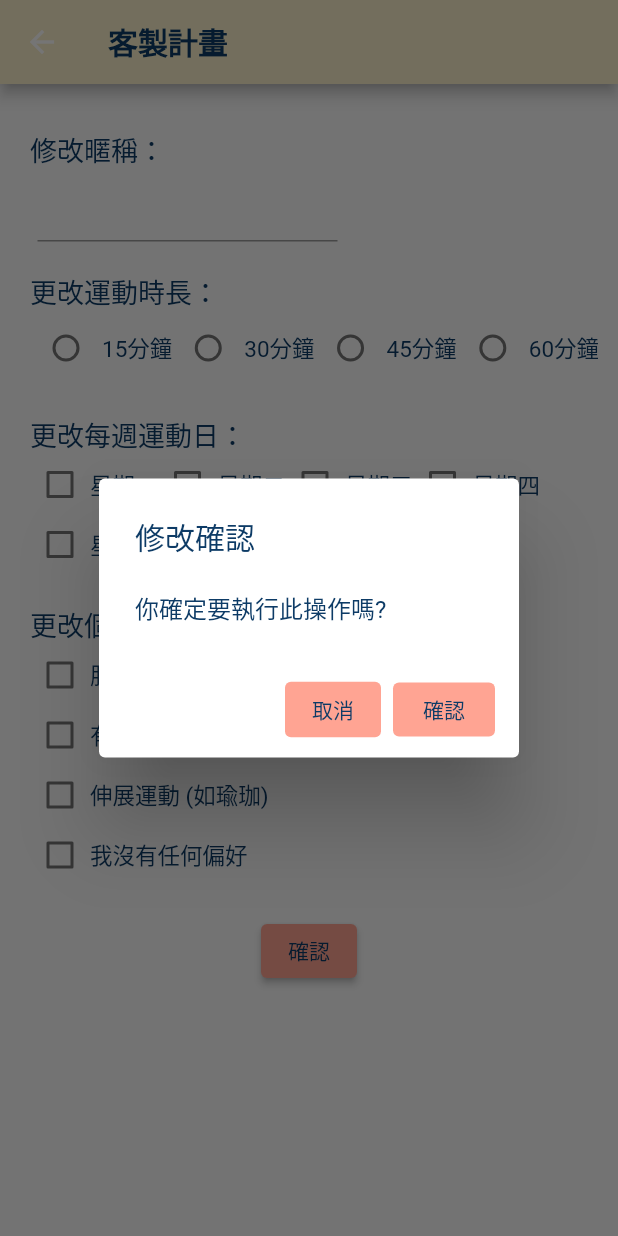
After one commit to meimei-hsu/G12_HabitRabbit, a Flutter app: the CustomizedPage screen opened directly, after a tap on "確認", on a phone screen of 412 x 824 dp. The commit adds this screen. Run offline on Flutter 3.47's test engine with Material 2 defaults, Android fonts, the phone set to English and light mode, and no system bars; our stand-ins replace firebase_auth, firebase_core, firebase_database, table_calendar, video_player; missing offline and left inert: dart:ffi; accounts and stored records are empty.

Commit message:
add CustomizedPage

```diff
--- /dev/null
+++ b/lib/screens/CustomizedPage.dart
@@ -0,0 +1,495 @@
+import 'package:flutter/material.dart';
+
+class CustomizedPage extends StatefulWidget {
+  @override
+  _CustomizedPage createState() => _CustomizedPage();
+}
+
+class _CustomizedPage extends State<CustomizedPage> {
+  //暱稱
+  TextEditingController nicknameController = TextEditingController();
+  String nickName = "";
+  //運動時間
+  String timeSpan = "";
+  //運動日
+  bool monday = false;
+  bool tuesday = false;
+  bool wednesday = false;
+  bool thursday = false;
+  bool friday = false;
+  bool saturday = false;
+  bool sunday = false;
+  //運動偏好
+  bool strengthLiking = false;
+  bool cardioLiking = false;
+  bool yogaLiking = false;
+  bool none = false;
+
+  @override
+  void dispose() {
+    nicknameController.dispose();
+    super.dispose();
+  }
+
+  @override
+  Widget build(BuildContext context) {
+
+    return Scaffold(
+      appBar: AppBar(
+        title: Text('客製計畫',
+          style: TextStyle(
+            color: Color(0xFF0D3B66),
+            fontWeight: FontWeight.bold,
+            fontSize: 20,
+          ),
+        ),
+        backgroundColor: Color(0xFFFAF0CA),
+      ),
+      body: Container(
+        alignment: Alignment.center,
+        child: Column(
+            mainAxisAlignment: MainAxisAlignment.start,
+            crossAxisAlignment: CrossAxisAlignment.start,
+            children: [
+              SizedBox(height: 30),
+              Padding(
+                padding: EdgeInsets.only(left:20),
+                child: Text(
+                  '修改暱稱：',
+                  style: TextStyle(
+                    color: Color(0xFF0D3B66),
+                    fontSize: 18,
+                  ),
+                ),
+              ),
+              Padding(
+                padding: EdgeInsets.only(left: 25),
+                child: Container(
+                  width: 200,
+                  child: TextField(
+                    controller: nicknameController,
+                    decoration: InputDecoration(
+                      //hintText: '修改暱稱',
+                      hintStyle: TextStyle(
+                        color: Color(0xFF0D3B66),
+                        fontSize: 15,
+                      ),
+                    ),
+                    keyboardType: TextInputType.number,
+                    onChanged: (value) {
+                      nickName = value;
+                    },
+                  ),
+                ),
+              ),
+              SizedBox(height: 20),
+              Padding(
+                padding: EdgeInsets.only(left:20),
+                child: Text(
+                  '更改運動時長：',
+                  style: TextStyle(
+                    color: Color(0xFF0D3B66),
+                    fontSize: 18,
+                  ),
+                ),
+              ),
+              Padding(
+                padding: EdgeInsets.only(left: 20),
+                child: Row(
+                  mainAxisAlignment: MainAxisAlignment.start,
+                  children: [
+                    Radio<String>(
+                      value: "15分鐘",
+                      groupValue: timeSpan,
+                      onChanged: (value) {
+                        setState(() {
+                          timeSpan = value!;
+                        });
+                      },
+                      activeColor: Color(0xFFFFA493),
+                    ),
+                    Text("15分鐘",
+                        style: TextStyle(
+                          color: Color(0xFF0D3B66),
+                          fontSize: 15,
+                        )
+                    ),
+                    Radio<String>(
+                      value: "30分鐘",
+                      groupValue: timeSpan,
+                      onChanged: (value) {
+                        setState(() {
+                          timeSpan = value!;
+                        });
+                      },
+                      activeColor: Color(0xFFFFA493),
+                    ),
+                    Text("30分鐘",
+                        style: TextStyle(
+                          color: Color(0xFF0D3B66),
+                          fontSize: 15,
+                        )
+                    ),
+                    Radio<String>(
+                      value: "45分鐘",
+                      groupValue: timeSpan,
+                      onChanged: (value) {
+                        setState(() {
+                          timeSpan = value!;
+                        });
+                      },
+                      activeColor: Color(0xFFFFA493),
+                    ),
+                    Text("45分鐘",
+                        style: TextStyle(
+                          color: Color(0xFF0D3B66),
+                          fontSize: 15,
+                        )
+                    ),
+                    Radio<String>(
+                      value: "60分鐘",
+                      groupValue: timeSpan,
+                      onChanged: (value) {
+                        setState(() {
+                          timeSpan = value!;
+                        });
+                      },
+                      activeColor: Color(0xFFFFA493),
+                    ),
+                    Text("60分鐘",
+                        style: TextStyle(
+                          color: Color(0xFF0D3B66),
+                          fontSize: 15,
+                        )
+                    ),
+                  ],
+                ),
+              ),
+              SizedBox(height: 20),
+              Padding(
+                padding: EdgeInsets.only(left:20),
+                child: Text(
+                  '更改每週運動日：',
+                  style: TextStyle(
+                    color: Color(0xFF0D3B66),
+                    fontSize: 18,
+                  ),
+                ),
+              ),
+              Padding(
+                padding: EdgeInsets.only(left: 20),
+                child: Row(
+                  children: [
+                    Checkbox(
+                      value: monday,
+                      onChanged: (value) {
+                        setState(() {
+                          monday = value!;
+                        });
+                      },
+                      activeColor: Color(0xFFFFA493),
+                      materialTapTargetSize: MaterialTapTargetSize.shrinkWrap,
+                    ),
+                    Text("星期一",
+                        style: TextStyle(
+                          color: Color(0xFF0D3B66),
+                          fontSize: 15,
+                        )
+                    ),
+                    Checkbox(
+                      value: tuesday,
+                      onChanged: (value) {
+                        setState(() {
+                          tuesday = value!;
+                        });
+                      },
+                      activeColor: Color(0xFFFFA493),
+                      materialTapTargetSize: MaterialTapTargetSize.shrinkWrap,
+                    ),
+                    Text("星期二",
+                        style: TextStyle(
+                          color: Color(0xFF0D3B66),
+                          fontSize: 15,
+                        )
+                    ),
+                    Checkbox(
+                      value: wednesday,
+                      onChanged: (value) {
+                        setState(() {
+                          wednesday = value!;
+                        });
+                      },
+                      activeColor: Color(0xFFFFA493),
+                      materialTapTargetSize: MaterialTapTargetSize.shrinkWrap,
+                    ),
+                    Text("星期三",
+                      style: TextStyle(
+                        color: Color(0xFF0D3B66),
+                        fontSize: 15,
+                      ),
+                    ),
+                    Checkbox(
+                      value: thursday,
+                      onChanged: (value) {
+                        setState(() {
+                          thursday = value!;
+                        });
+                      },
+                      activeColor: Color(0xFFFFA493),
+                      materialTapTargetSize: MaterialTapTargetSize.shrinkWrap,
+                    ),
+                    Text("星期四",
+                        style: TextStyle(
+                          color: Color(0xFF0D3B66),
+                          fontSize: 15,
+                        )
+                    ),
+                  ],
+                ),
+              ),
+              Padding(
+                padding: EdgeInsets.only(left: 20),
+                child: Row(
+                  children: [
+                    Checkbox(
+                      value: friday,
+                      onChanged: (value) {
+                        setState(() {
+                          friday = value!;
+                        });
+                      },
+                      activeColor: Color(0xFFFFA493),
+                      materialTapTargetSize: MaterialTapTargetSize.shrinkWrap,
+                    ),
+                    Text("星期五",
+                        style: TextStyle(
+                          color: Color(0xFF0D3B66),
+                          fontSize: 15,
+                        )
+                    ),
+                    Checkbox(
+                      value: saturday,
+                      onChanged: (value) {
+                        setState(() {
+                          saturday = value!;
+                        });
+                      },
+                      activeColor: Color(0xFFFFA493),
+                      materialTapTargetSize: MaterialTapTargetSize.shrinkWrap,
+                    ),
+                    Text("星期六",
+                        style: TextStyle(
+                          color: Color(0xFF0D3B66),
+                          fontSize: 15,
+                        )
+                    ),
+                    Checkbox(
+                      value: sunday,
+                      onChanged: (value) {
+                        setState(() {
+                          sunday = value!;
+                        });
+                      },
+                      activeColor: Color(0xFFFFA493),
+                      materialTapTargetSize: MaterialTapTargetSize.shrinkWrap,
+                    ),
+                    Text("星期日",
+                        style: TextStyle(
+                          color: Color(0xFF0D3B66),
+                          fontSize: 15,
+                        )
+                    ),
+                  ],
+                ),
+              ),
+              SizedBox(height: 20),
+              Padding(
+                padding: EdgeInsets.only(left:20),
+                child: Text(
+                  '更改個人運動偏好：',
+                  style: TextStyle(
+                    color: Color(0xFF0D3B66),
+                    fontSize: 18,
+                  ),
+                ),
+              ),
+              Padding(
+                padding: EdgeInsets.only(left: 20),
+                child:
+                Row(
+                  children: [
+                    Checkbox(
+                      value: strengthLiking,
+                      onChanged: (value) {
+                        setState(() {
+                          strengthLiking = value!;
+                        });
+                      },
+                      activeColor: Color(0xFFFFA493),
+                      materialTapTargetSize: MaterialTapTargetSize.shrinkWrap,
+                    ),
+                    Text("肌耐力訓練 (如重量訓練)",
+                      style: TextStyle(
+                        color: Color(0xFF0D3B66),
+                        fontSize: 15,
+                      ),
+                    ),
+                  ],
+                ),
+              ),
+              Padding(
+                padding: EdgeInsets.only(left: 20),
+                child: Row(
+                  children: [
+                    Checkbox(
+                      value: cardioLiking,
+                      onChanged: (value) {
+                        setState(() {
+                          cardioLiking = value!;
+                        });
+                      },
+                      activeColor: Color(0xFFFFA493),
+                      materialTapTargetSize: MaterialTapTargetSize.shrinkWrap,
+                    ),
+                    Text("有氧訓練 (如有氧舞蹈、慢跑等)",
+                      style: TextStyle(
+                        color: Color(0xFF0D3B66),
+                        fontSize: 15,
+                      ),
+                    ),
+                  ],
+                ),
+              ),
+              Padding(
+                padding: EdgeInsets.only(left: 20),
+                child:
+                Row(
+                  children: [
+                    Checkbox(
+                      value: yogaLiking,
+                      onChanged: (value) {
+                        setState(() {
+                          yogaLiking = value!;
+                        });
+                      },
+                      activeColor: Color(0xFFFFA493),
+                      materialTapTargetSize: MaterialTapTargetSize.shrinkWrap,
+                    ),
+                    Text("伸展運動 (如瑜珈)",
+                      style: TextStyle(
+                        color: Color(0xFF0D3B66),
+                        fontSize: 15,
+                      ),
+                    ),
+                  ],
+                ),
+              ),
+              Padding(
+                padding: EdgeInsets.only(left: 20),
+                child: Row(
+                  children: [
+                    Checkbox(
+                      value: none,
+                      onChanged: (value) {
+                        setState(() {
+                          none = value!;
+                        });
+                      },
+                      activeColor: Color(0xFFFFA493),
+                      materialTapTargetSize: MaterialTapTargetSize.shrinkWrap,
+                    ),
+                    Text("我沒有任何偏好",
+                      style: TextStyle(
+                        color: Color(0xFF0D3B66),
+                        fontSize: 15,
+                      ),
+                    ),
+                  ],
+                ),
+              ),
+              SizedBox(height: 20),
+              Container(
+                alignment: Alignment.bottomCenter,
+                padding: EdgeInsets.only(bottom: 20),
+                child: ElevatedButton(
+                  child: Text("確認",
+                      style: TextStyle(
+                        color: Color(0xFF0D3B66),
+                      )
+                  ),
+                  style: ElevatedButton.styleFrom(
+                    primary: Color(0xFFFFA493),
+                  ),
+                  onPressed: () {
+                    showDialog(
+                      context: context,
+                      builder: (BuildContext context) {
+                        return AlertDialog(
+                          title: Text('修改確認',
+                              style: TextStyle(
+                                color: Color(0xFF0D3B66),
+                              )
+                          ),
+                          content: Text('你確定要執行此操作嗎?',
+                              style: TextStyle(
+                                color: Color(0xFF0D3B66),
+                              )
+                          ),
+                          actions: <Widget>[
+                            TextButton(
+                              child: Text('取消',
+                                  style: TextStyle(
+                                    color: Color(0xFF0D3B66),
+                                  )
+                              ),
+                              style: ElevatedButton.styleFrom(
+                                primary: Color(0xFFFFA493),
+                                onPrimary: Color(0xFF0D3B66),
+                              ),
+                              onPressed: () {
+                                Navigator.of(context).pop();
+                              },
+                            ),
+                            TextButton(
+                              child: Text('確認',
+                                  style: TextStyle(
+                                    color: Color(0xFF0D3B66),
+                                  )
+                              ),
+                              style: ElevatedButton.styleFrom(
+                                primary: Color(0xFFFFA493),
+                                onPrimary: Color(0xFF0D3B66),
+                                padding: EdgeInsets.symmetric(horizontal: 20),
+                              ),
+                              onPressed: () {
+                                print('nickName:$nickName');
+                                print('timeSpan:$timeSpan');
+                                String workoutDays = (monday ? "1" : "0") +
+                                    (tuesday ? "1" : "0") +
+                                    (wednesday ? "1" : "0") +
+                                    (thursday ? "1" : "0") +
+                                    (friday ? "1" : "0") +
+                                    (saturday ? "1" : "0") +
+                                    (sunday ? "1" : "0");
+                                print('workoutDays:' + workoutDays);
+                                Map<String, int> liking = {
+                                  'strengthLiking': strengthLiking ? 60 : 40,
+                                  'cardioLiking': cardioLiking ? 60 : 40,
+                                  'yogaLiking': yogaLiking ? 60 : 40,
+                                };
+                                print(liking);
+                                Navigator.of(context).pop();
+                              },
+                            ), SizedBox(height: 20),
+                          ],
+                        );
+                      },
+                    );
+                  },
+                ),
+              ),
+            ]),
+      ),
+    );
+  }
+}
--- a/lib/screens/QuestionnairePage.dart
+++ b/lib/screens/QuestionnairePage.dart
@@ -2031,6 +2031,7 @@ class _SixthPage extends State<SixthPage> {
                           conscientiousness_3 = value!;
                         });
                       },
+                      activeColor: Color(0xFFFFA493),
                     ),
                     Text("是",
                         style: TextStyle(
@@ -2208,7 +2209,10 @@ class _SixthPage extends State<SixthPage> {
                   ],
                 ),
               ),
-              ElevatedButton(
+              Container(
+                alignment: Alignment.bottomCenter,
+                padding: EdgeInsets.only(bottom: 20),
+                child: ElevatedButton(
                   child: Text("確定送出",
                     style: TextStyle(
                       color: Color(0xFF0D3B66),
@@ -2216,6 +2220,7 @@ class _SixthPage extends State<SixthPage> {
                   ),
                   style: ElevatedButton.styleFrom(
                     primary: Color(0xFFFFA493),
+                    padding: EdgeInsets.symmetric(horizontal: 20),
                   ),
                   onPressed: () {
                     if (neuroticism_1.isEmpty || neuroticism_2.isEmpty || neuroticism_3.isEmpty ||
@@ -2290,6 +2295,7 @@ class _SixthPage extends State<SixthPage> {
                     }
                   },
                 ),
+              ),
               SizedBox(height: 20),
             ],
           ),
```
Lines whose indentation alone changed are shown as unchanged.
